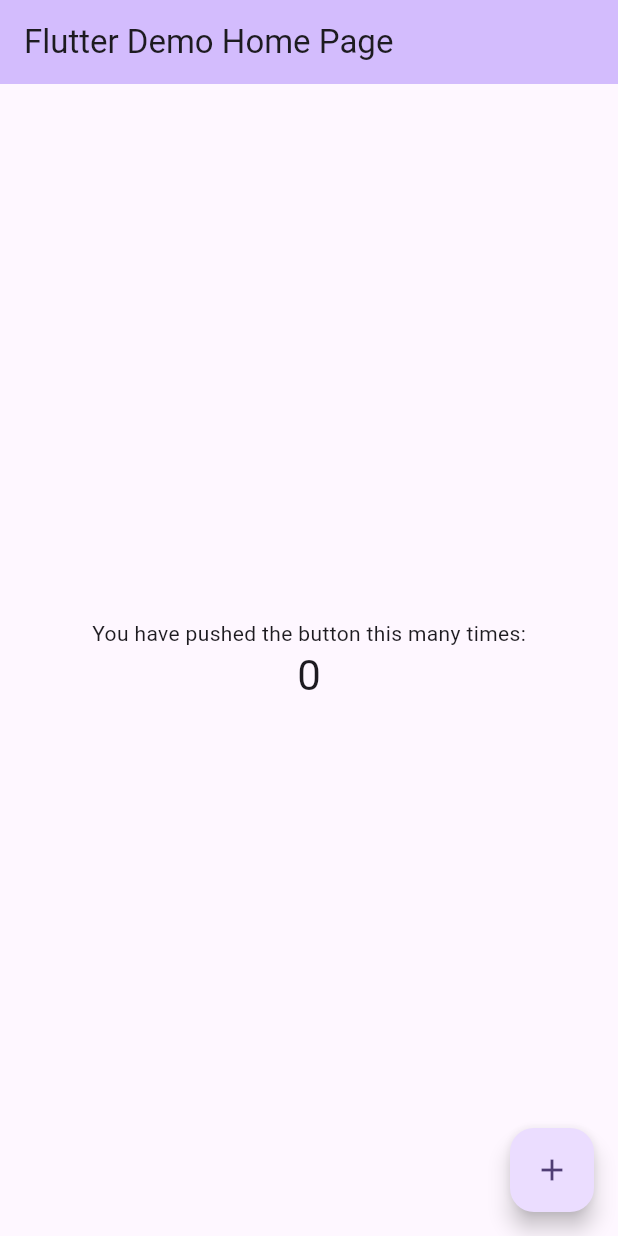
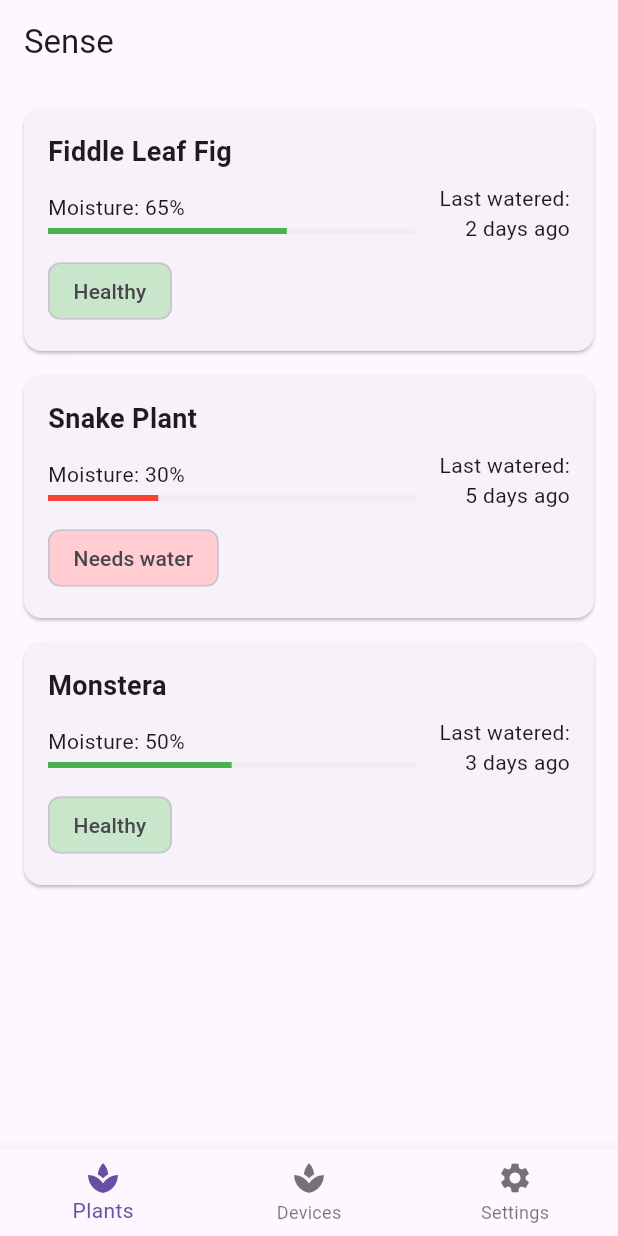
Before and after one commit to unique-Creations/sensor_app_iot, a Flutter app: the screen it shows after launch, on a phone screen of 412 x 824 dp. Run offline on Flutter 3.47's test engine with Material 3 defaults, Android fonts, the phone set to English and light mode, and no system bars.

Commit message:
implemented starter code for the app.

```diff
--- a/lib/main.dart
+++ b/lib/main.dart
@@ -1,122 +1,175 @@
 import 'package:flutter/material.dart';
 
 void main() {
-  runApp(const MyApp());
+  runApp(SenseApp());
 }
 
-class MyApp extends StatelessWidget {
-  const MyApp({super.key});
-
-  // This widget is the root of your application.
+class SenseApp extends StatelessWidget {
   @override
   Widget build(BuildContext context) {
     return MaterialApp(
-      title: 'Flutter Demo',
+      title: 'Sense',
       theme: ThemeData(
-        // This is the theme of your application.
-        //
-        // TRY THIS: Try running your application with "flutter run". You'll see
-        // the application has a purple toolbar. Then, without quitting the app,
-        // try changing the seedColor in the colorScheme below to Colors.green
-        // and then invoke "hot reload" (save your changes or press the "hot
-        // reload" button in a Flutter-supported IDE, or press "r" if you used
-        // the command line to start the app).
-        //
-        // Notice that the counter didn't reset back to zero; the application
-        // state is not lost during the reload. To reset the state, use hot
-        // restart instead.
-        //
-        // This works for code too, not just values: Most code changes can be
-        // tested with just a hot reload.
-        colorScheme: ColorScheme.fromSeed(seedColor: Colors.deepPurple),
+        primarySwatch: Colors.green,
+        visualDensity: VisualDensity.adaptivePlatformDensity,
       ),
-      home: const MyHomePage(title: 'Flutter Demo Home Page'),
+      home: MainScreen(),
     );
   }
 }
 
-class MyHomePage extends StatefulWidget {
-  const MyHomePage({super.key, required this.title});
-
-  // This widget is the home page of your application. It is stateful, meaning
-  // that it has a State object (defined below) that contains fields that affect
-  // how it looks.
-
-  // This class is the configuration for the state. It holds the values (in this
-  // case the title) provided by the parent (in this case the App widget) and
-  // used by the build method of the State. Fields in a Widget subclass are
-  // always marked "final".
-
-  final String title;
-
+class MainScreen extends StatefulWidget {
   @override
-  State<MyHomePage> createState() => _MyHomePageState();
+  _MainScreenState createState() => _MainScreenState();
 }
 
-class _MyHomePageState extends State<MyHomePage> {
-  int _counter = 0;
-
-  void _incrementCounter() {
-    setState(() {
-      // This call to setState tells the Flutter framework that something has
-      // changed in this State, which causes it to rerun the build method below
-      // so that the display can reflect the updated values. If we changed
-      // _counter without calling setState(), then the build method would not be
-      // called again, and so nothing would appear to happen.
-      _counter++;
-    });
-  }
+class _MainScreenState extends State<MainScreen> {
+  int _selectedIndex = 0;
 
   @override
   Widget build(BuildContext context) {
-    // This method is rerun every time setState is called, for instance as done
-    // by the _incrementCounter method above.
-    //
-    // The Flutter framework has been optimized to make rerunning build methods
-    // fast, so that you can just rebuild anything that needs updating rather
-    // than having to individually change instances of widgets.
     return Scaffold(
       appBar: AppBar(
-        // TRY THIS: Try changing the color here to a specific color (to
-        // Colors.amber, perhaps?) and trigger a hot reload to see the AppBar
-        // change color while the other colors stay the same.
-        backgroundColor: Theme.of(context).colorScheme.inversePrimary,
-        // Here we take the value from the MyHomePage object that was created by
-        // the App.build method, and use it to set our appbar title.
-        title: Text(widget.title),
+        title: Text('Sense'),
       ),
-      body: Center(
-        // Center is a layout widget. It takes a single child and positions it
-        // in the middle of the parent.
-        child: Column(
-          // Column is also a layout widget. It takes a list of children and
-          // arranges them vertically. By default, it sizes itself to fit its
-          // children horizontally, and tries to be as tall as its parent.
-          //
-          // Column has various properties to control how it sizes itself and
-          // how it positions its children. Here we use mainAxisAlignment to
-          // center the children vertically; the main axis here is the vertical
-          // axis because Columns are vertical (the cross axis would be
-          // horizontal).
-          //
-          // TRY THIS: Invoke "debug painting" (choose the "Toggle Debug Paint"
-          // action in the IDE, or press "p" in the console), to see the
-          // wireframe for each widget.
-          mainAxisAlignment: MainAxisAlignment.center,
-          children: <Widget>[
-            const Text('You have pushed the button this many times:'),
-            Text(
-              '$_counter',
-              style: Theme.of(context).textTheme.headlineMedium,
+      body: _buildBody(),
+      bottomNavigationBar: BottomNavigationBar(
+        currentIndex: _selectedIndex,
+        onTap: (index) {
+          setState(() {
+            _selectedIndex = index;
+          });
+        },
+        items: [
+          BottomNavigationBarItem(
+            icon: Icon(Icons.spa),
+            label: 'Plants',
+          ),
+            BottomNavigationBarItem(
+            icon: Icon(Icons.spa),
+            label: 'Devices',
+          ),
+            BottomNavigationBarItem(
+            icon: Icon(Icons.settings),
+            label: 'Settings',
+          ),
+        ],
+    ),
+  );
+  }
+
+  Widget _buildBody() {
+    switch (_selectedIndex) {
+      case 0:
+        return PlantListScreen();
+      case 1:
+        return DeviceListScreen();
+      case 2:
+        return SettingsScreen();
+      default:
+        return PlantListScreen();
+      }
+    }
+  }
+
+class PlantListScreen extends StatelessWidget {
+  @override
+  Widget build(BuildContext context) {
+    // Mock plant data
+    final plants = [
+      {
+        'name': 'Fiddle Leaf Fig',
+        'moisture': 65,
+        'lastWatered': '2 days ago',
+        'status': 'Healthy'
+      },
+      {
+        'name': 'Snake Plant',
+        'moisture': 30,
+        'lastWatered': '5 days ago',
+        'status': 'Needs water'
+      },
+      {
+        'name': 'Monstera',
+        'moisture': 50,
+        'lastWatered': '3 days ago',
+        'status': 'Healthy'
+      },
+    ];
+
+    return ListView.builder(
+      padding: EdgeInsets.all(16.0),
+      itemCount: plants.length,
+      itemBuilder: (context, index) {
+        final plant = plants[index];
+        return Card(
+          margin: EdgeInsets.only(bottom: 16.0),
+          child: Padding(
+            padding: EdgeInsets.all(16.0),
+            child: Column(
+              crossAxisAlignment: CrossAxisAlignment.start,
+              children: [
+                Text(
+                  plant['name'] as String,
+                  style: TextStyle(fontSize: 18, fontWeight: FontWeight.bold),
+                ),
+                SizedBox(height: 8),
+                Row(
+                  children: [
+                    Expanded(
+                      child: Column(
+                        crossAxisAlignment: CrossAxisAlignment.start,
+                        children: [
+                          Text('Moisture: ${plant['moisture']}%'),
+                          SizedBox(height: 4),
+                          LinearProgressIndicator(
+                            value: (plant['moisture'] as int) / 100,
+                            backgroundColor: Colors.grey[200],
+                            valueColor: AlwaysStoppedAnimation<Color>(
+                              (plant['moisture'] as int) < 40 ? Colors.red : Colors.green,
+                            ),
+                          ),
+                        ],
+                      ),
+                    ),
+                    SizedBox(width: 16),
+                    Column(
+                      crossAxisAlignment: CrossAxisAlignment.end,
+                      children: [
+                        Text('Last watered:'),
+                        Text(plant['lastWatered'] as String),
+                      ],
+                    ),
+                  ],
+                ),
+                SizedBox(height: 8),
+                Chip(
+                  label: Text(plant['status'] as String),
+                  backgroundColor: (plant['status'] == 'Healthy') ? Colors.green[100] : Colors.red[100],
+                ),
+              ],
             ),
-          ],
-        ),
-      ),
-      floatingActionButton: FloatingActionButton(
-        onPressed: _incrementCounter,
-        tooltip: 'Increment',
-        child: const Icon(Icons.add),
-      ), // This trailing comma makes auto-formatting nicer for build methods.
+          ),
+        );
+      },
     );
   }
 }
+
+class DeviceListScreen extends StatelessWidget {
+  @override
+  Widget build(BuildContext context) {
+    return Center(
+      child: Text('Devices Screen'),
+    );
+  }
+}
+
+class SettingsScreen extends StatelessWidget {
+  @override
+  Widget build(BuildContext context) {
+    return Center(
+      child: Text('Settings Screen'),
+    );
+  }
+}
```
Also changed, not shown: 6 other files.
